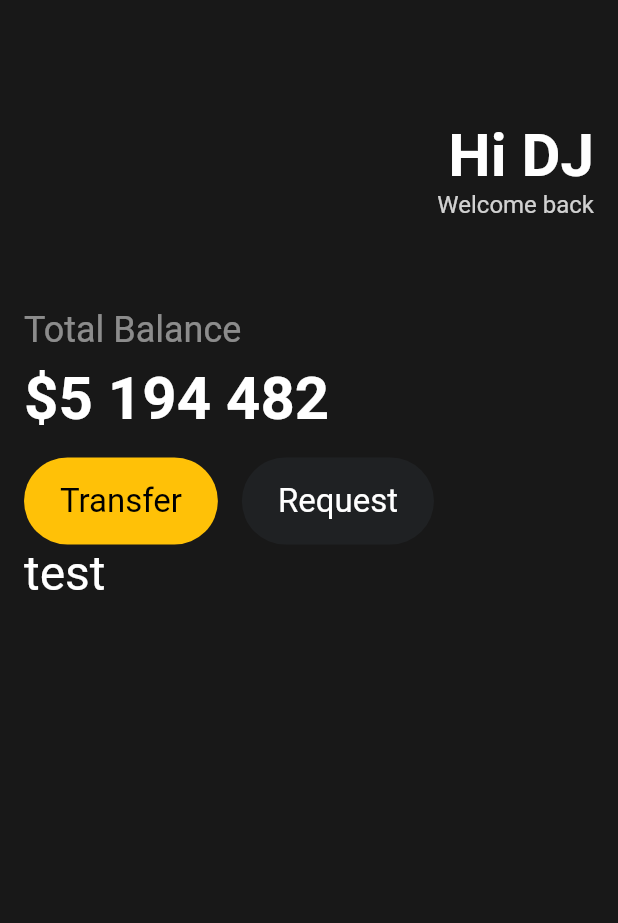
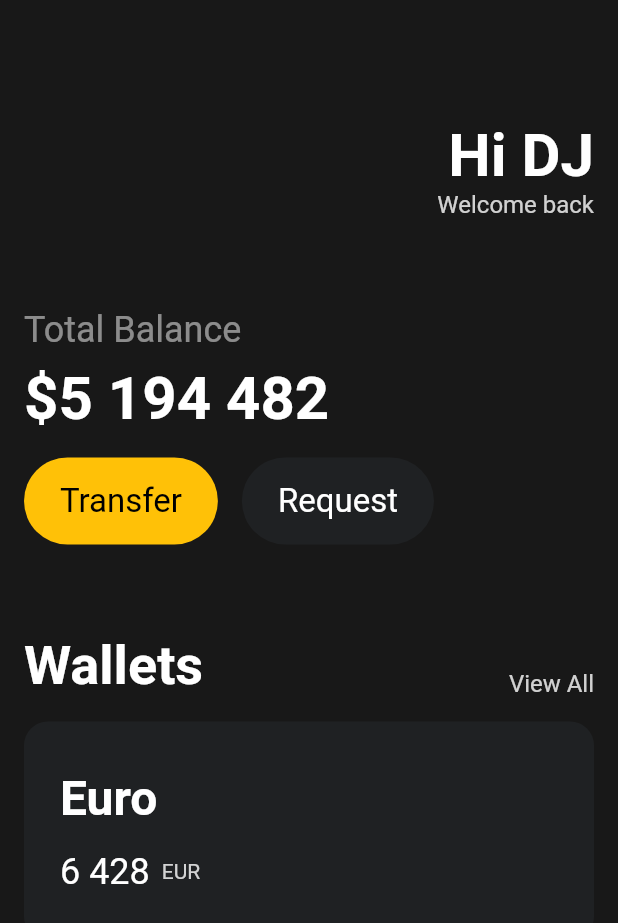
Before and after one commit to dunz/toonflix, a Flutter app: the screen it shows after launch, on a phone screen of 412 x 824 dp. Shown: the top 923 px of the screen. Run offline on Flutter 3.47's test engine with Material 2 defaults, Android fonts, the phone set to English and light mode, and no system bars.

Commit message:
ui challenge 5 - 하단 카드 ui 추가

```diff
--- a/lib/main.dart
+++ b/lib/main.dart
@@ -84,10 +84,78 @@ class App extends StatelessWidget {
                   ),
                 ],
               ),
-              const Text(
-                'test',
-                style: TextStyle(color: Colors.white, fontSize: 32),
+              const SizedBox(
+                height: 60,
               ),
+              Row(
+                mainAxisAlignment: MainAxisAlignment.spaceBetween,
+                crossAxisAlignment: CrossAxisAlignment.end,
+                children: [
+                  const Text(
+                    'Wallets',
+                    style: TextStyle(
+                      fontSize: 36,
+                      color: Colors.white,
+                      fontWeight: FontWeight.w600,
+                    ),
+                  ),
+                  Text(
+                    'View All',
+                    style: TextStyle(
+                      fontSize: 16,
+                      color: Colors.white.withOpacity(.8),
+                    ),
+                  ),
+                ],
+              ),
+              const SizedBox(
+                height: 16,
+              ),
+              Container(
+                padding:
+                    const EdgeInsets.symmetric(horizontal: 24, vertical: 32),
+                decoration: BoxDecoration(
+                  color: const Color(0xFF1F2123),
+                  borderRadius: BorderRadius.circular(16),
+                ),
+                child: Row(
+                  children: [
+                    Wrap(
+                      direction: Axis.vertical,
+                      spacing: 16,
+                      children: [
+                        const Text(
+                          'Euro',
+                          style: TextStyle(
+                            color: Colors.white,
+                            fontSize: 32,
+                            fontWeight: FontWeight.w600,
+                          ),
+                        ),
+                        Wrap(
+                          spacing: 8,
+                          crossAxisAlignment: WrapCrossAlignment.center,
+                          children: [
+                            const Text(
+                              '6 428',
+                              style: TextStyle(
+                                color: Colors.white,
+                                fontSize: 24,
+                              ),
+                            ),
+                            Text(
+                              'EUR',
+                              style: TextStyle(
+                                color: Colors.white.withOpacity(.8),
+                              ),
+                            ),
+                          ],
+                        )
+                      ],
+                    )
+                  ],
+                ),
+              )
             ],
           ),
         ),
```
